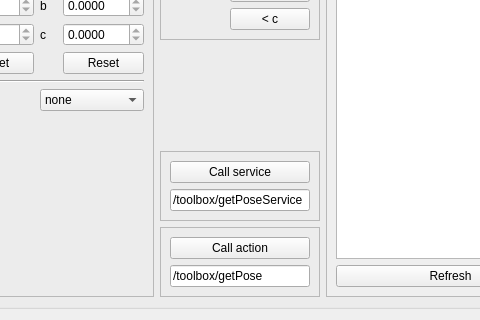
Qt form frame_editor/src/frame_editor/FrameEditorGUI.ui (ipa320/rqt_frame_editor_plugin) before a commit; both pictures show x 450 to 930 and y 378 to 698 of the 1048 by 698 pixel window.
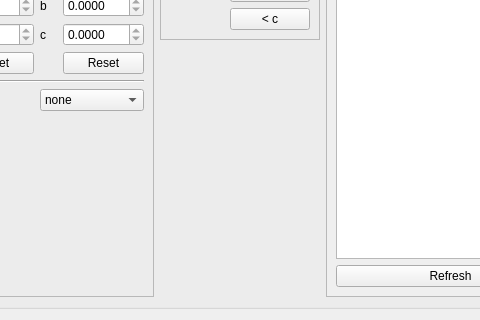
The same form after that commit. Icons and pictures are not drawn.

```diff
--- a/frame_editor/src/frame_editor/FrameEditorGUI.ui
+++ b/frame_editor/src/frame_editor/FrameEditorGUI.ui
@@ -840,58 +840,6 @@
             </property>
            </spacer>
           </item>
-          <item>
-           <widget class="QFrame" name="frame_3">
-            <property name="frameShape">
-             <enum>QFrame::StyledPanel</enum>
-            </property>
-            <property name="frameShadow">
-             <enum>QFrame::Raised</enum>
-            </property>
-            <layout class="QVBoxLayout" name="verticalLayout_10">
-             <item>
-              <widget class="QPushButton" name="btn_call_service">
-               <property name="text">
-                <string>Call service</string>
-               </property>
-              </widget>
-             </item>
-             <item>
-              <widget class="QLineEdit" name="txt_call_service">
-               <property name="text">
-                <string>/toolbox/getPoseService</string>
-               </property>
-              </widget>
-             </item>
-            </layout>
-           </widget>
-          </item>
-          <item>
-           <widget class="QFrame" name="frame_4">
-            <property name="frameShape">
-             <enum>QFrame::StyledPanel</enum>
-            </property>
-            <property name="frameShadow">
-             <enum>QFrame::Raised</enum>
-            </property>
-            <layout class="QVBoxLayout" name="verticalLayout_11">
-             <item>
-              <widget class="QPushButton" name="btn_call_action">
-               <property name="text">
-                <string>Call action</string>
-               </property>
-              </widget>
-             </item>
-             <item>
-              <widget class="QLineEdit" name="txt_call_action">
-               <property name="text">
-                <string>/toolbox/getPose</string>
-               </property>
-              </widget>
-             </item>
-            </layout>
-           </widget>
-          </item>
          </layout>
         </item>
         <item>
```
Left out of the diff: 25 changed lines with no effect on the pictures.
